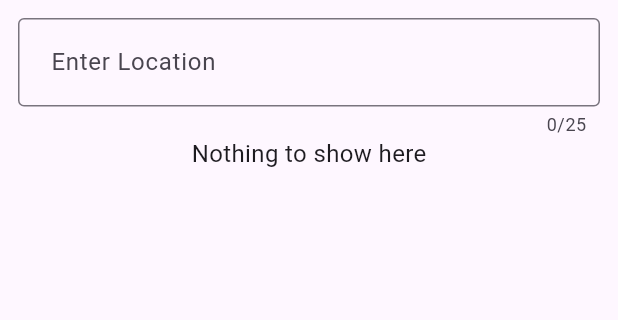
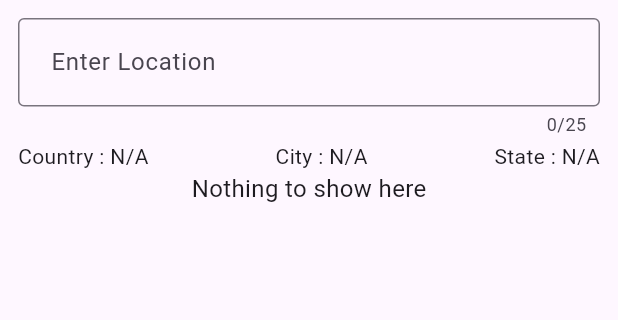
Before and after one commit to sajidrec/flutter_prayer_schedule, a Flutter app: the screen it shows after launch, on a phone screen of 412 x 824 dp, the part 84-404 px from its top. Run offline on Flutter 3.47's test engine with Material 3 defaults, Android fonts, the phone set to English and light mode, and no system bars.

Commit message:
Country, city, state added

```diff
--- a/lib/home_page.dart
+++ b/lib/home_page.dart
@@ -18,6 +18,8 @@ class _HomePageState extends State<HomePage> {
   Map<String, dynamic> schedule = {};
   List<String> waqthNameList = [];
 
+  String city = "N/A", earthStateLocation = "N/A", country = "N/A";
+
   String screenMsg = "Nothing to show here";
 
   @override
@@ -30,6 +32,7 @@ class _HomePageState extends State<HomePage> {
   Widget build(BuildContext context) {
     return Scaffold(
       appBar: AppBar(
+        elevation: 3,
         title: const Text(
           "Prayer Time",
           style: TextStyle(fontWeight: FontWeight.w400),
@@ -76,11 +79,17 @@ class _HomePageState extends State<HomePage> {
                             if (data["status_description"] != "Success.") {
                               waqthNameList = [];
                               screenMsg =
-                                  "No information for this location found 😓";
+                                  "No information found for this location 😓";
+                              city = "N/A";
+                              earthStateLocation = "N/A";
+                              country = "N/A";
                               setState(() {});
                             } else {
                               schedule = data["items"][0];
                               waqthNameList = schedule.keys.toList();
+                              city = data["city"];
+                              earthStateLocation = data["state"];
+                              country = data["country"];
                               setState(() {});
                             }
                           } else {
@@ -94,10 +103,18 @@ class _HomePageState extends State<HomePage> {
                   ),
                 ),
               ),
-              // const SizedBox(
-              //   height: 6,
-              // ),
-
+              const SizedBox(
+                height: 3,
+              ),
+              Row(
+                children: [
+                  Text("Country : $country"),
+                  const Spacer(),
+                  Text("City : $city"),
+                  const Spacer(),
+                  Text("State : $earthStateLocation"),
+                ],
+              ),
               (waqthNameList.isNotEmpty)
                   ? ListView.builder(
                       shrinkWrap: true,
```
